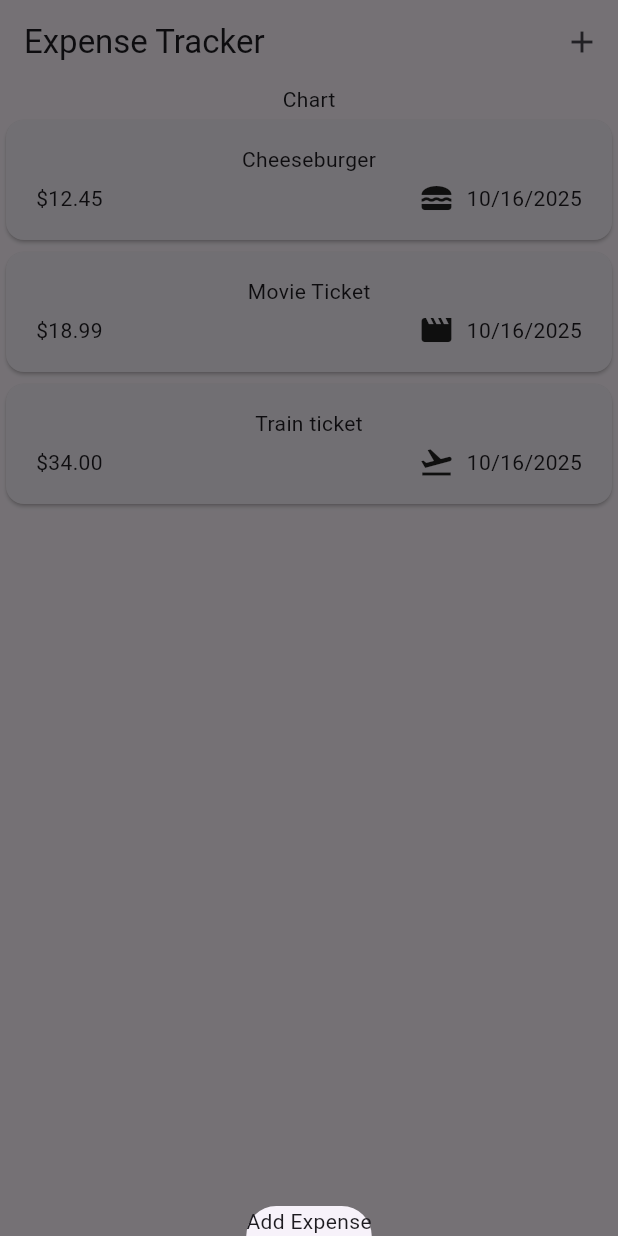
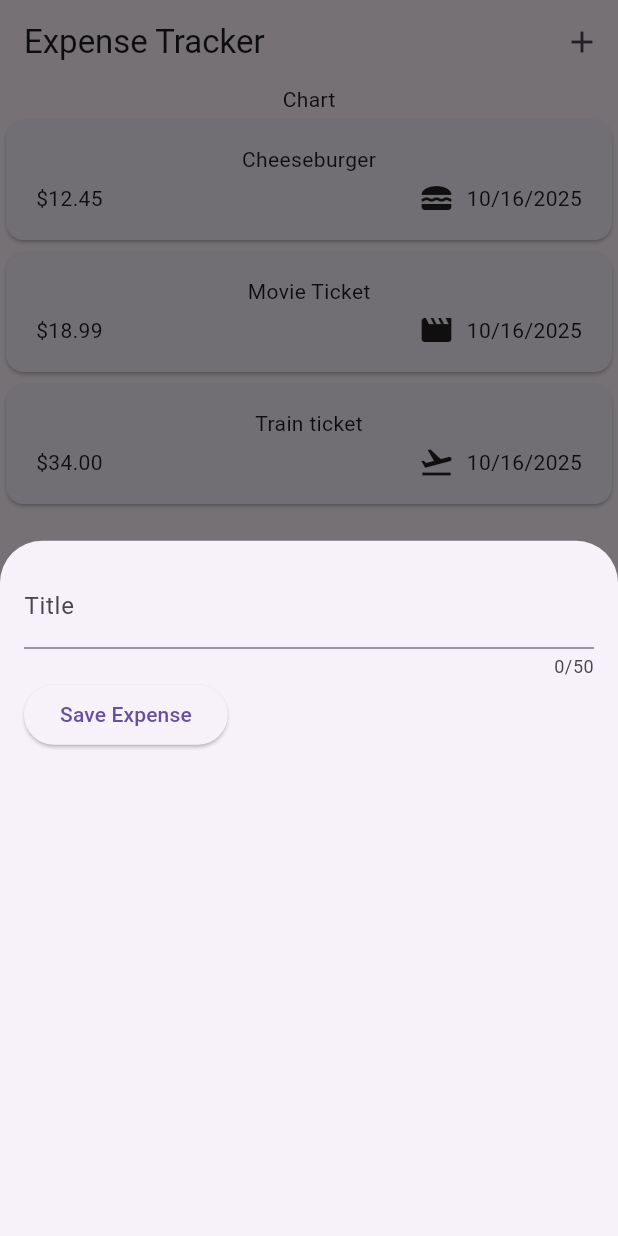
Before and after one commit to Salayka/expense_tracker_fa25, a Flutter app: the screen it shows after launch, after a tap on the "add" icon, on a phone screen of 412 x 824 dp. Run offline on Flutter 3.47's test engine with Material 3 defaults, Android fonts, the phone set to English and light mode, and no system bars.

Commit message:
Added Some scaffolding to the modal. Added textController for reading title.

```diff
--- a/lib/expenses.dart
+++ b/lib/expenses.dart
@@ -1,5 +1,6 @@
 import 'package:expense_tracker_fa25/expenses_list/expenses_list.dart';
 import 'package:expense_tracker_fa25/models/expense.dart';
+import 'package:expense_tracker_fa25/new_expense.dart';
 import 'package:flutter/material.dart';
 
 class Expenses extends StatefulWidget {
@@ -12,10 +13,8 @@
 
 class _ExpensesState extends State<Expenses> {
   void _openAddExpenseOverlay() {
-    showModalBottomSheet(
-      context: context,
-      builder: (ctx) => Text('Add Expense'),
-    );
+    showModalBottomSheet(context: context,
+    builder: (ctx) => NewExpense());
   }
 
   final List<Expense> _registeredExpenses = [
--- /dev/null
+++ b/lib/new_expense.dart
@@ -0,0 +1,45 @@
+import 'package:flutter/material.dart';
+
+class NewExpense extends StatefulWidget {
+  const NewExpense({super.key});
+
+  State<NewExpense> createState() {
+    return _NewExpenseState();
+  }
+}
+
+class _NewExpenseState extends State<NewExpense> {
+  final _titleController = TextEditingController();
+  @override
+  void dispose() {
+    _titleController.dispose();
+    super.dispose();
+  }
+
+  @override
+  Widget build(BuildContext context) {
+    return Padding(
+      padding: EdgeInsets.all(16),
+      child: Column(
+        children: [
+          TextField(
+            controller: _titleController,
+            maxLength: 50,
+            keyboardType: TextInputType.name,
+            decoration: InputDecoration(label: Text('Title')),
+          ),
+          Row(
+            children: [
+              ElevatedButton(
+                onPressed: () {
+                  print(_titleController.text);
+                },
+                child: Text('Save Expense'),
+              ),
+            ],
+          ),
+        ],
+      ),
+    );
+  }
+}
```
